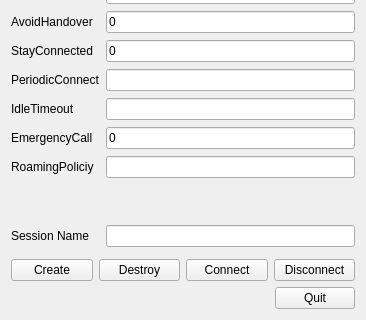
This is session.ui in igaw/session-ui as Qt 5 draws it before an edit; both pictures show x 0 to 366 and y 302 to 622 of the 366 by 622 pixel window. The edited form follows.
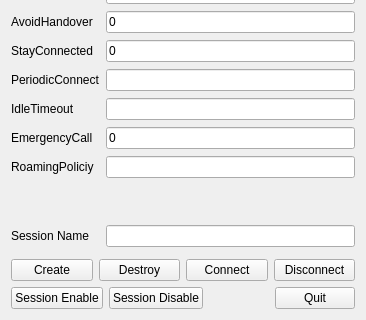
This is the edited form.

Commit message: Add SessionEnable/Disable buttons

The edit to the form file:
```diff
--- a/session.ui
+++ b/session.ui
@@ -291,6 +291,20 @@
    </item>
    <item>
     <layout class="QHBoxLayout" name="horizontalLayout_2">
+     <item>
+      <widget class="QPushButton" name="pb_SessionEnable">
+       <property name="text">
+        <string>Session Enable</string>
+       </property>
+      </widget>
+     </item>
+     <item>
+      <widget class="QPushButton" name="pb_SessionDisable">
+       <property name="text">
+        <string>Session Disable</string>
+       </property>
+      </widget>
+     </item>
      <item>
       <spacer name="horizontalSpacer">
        <property name="orientation">
```
The commit also changes 1 other file.
